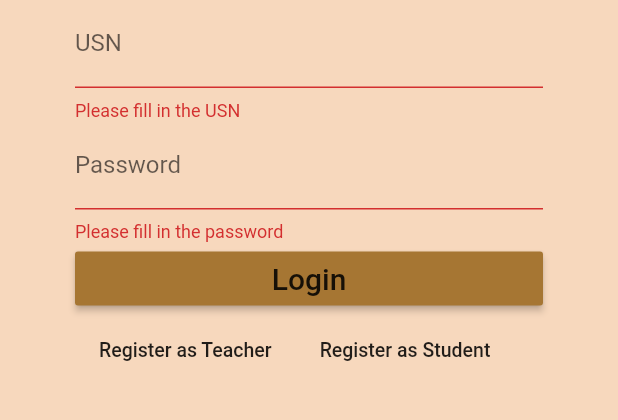
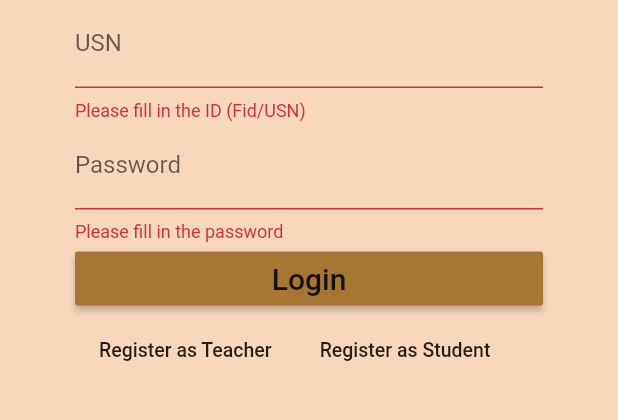
Before and after one commit to KneeShoe/QuiXam-Mobile, a Flutter app: the screen it shows after launch, after a tap on "Login", on a phone screen of 412 x 824 dp, the part 305-725 px from its top. Run offline on Flutter 3.47's test engine with Material 2 defaults, Android fonts, the phone set to English and light mode, and no system bars; our stand-ins replace firebase_auth, firebase_core, firebase_database, splashscreen; accounts and stored records are empty.

Commit message:
Login and Sign-up Pages final done

```diff
--- a/lib/LoginPage.dart
+++ b/lib/LoginPage.dart
@@ -15,37 +15,51 @@ class LoginPage extends StatefulWidget{
 class _LoginPageState extends State<LoginPage>{
     final _scaffoldKey= new GlobalKey<ScaffoldState>();
     final db= FirebaseDatabase.instance;
-    String _usn;
+    String _id;
     String _password;
     String _salt;
     String _hash;
     final formkey = new GlobalKey<FormState>();
 
     void validateAndSubmit() async {
-      PasswordUtils pu=new PasswordUtils();
+      PasswordUtils pu = new PasswordUtils();
       formkey.currentState.save();
-      if(formkey.currentState.validate()) {
-        final ref=db.reference();
+      if (formkey.currentState.validate()) {
+        final ref = db.reference();
         _scaffoldKey.currentState.showSnackBar(
             SnackBar(content: Text("Logging in..."),)
         );
-        final cred= await ref.child("Credentials").orderByChild("usn").equalTo(_usn).once();
-        Map<dynamic, dynamic> values=cred.value;
-        if(cred.value == null){
+        final cred = await ref.child("Credentials").orderByChild("usn").equalTo(
+            _id).once();
+        final cred1 = await ref.child("Credentials")
+            .orderByChild("fid")
+            .equalTo(_id)
+            .once();
+        Map<dynamic, dynamic> values = cred.value;
+        Map<dynamic, dynamic> values1 = cred1.value;
+        if (cred.value == null && cred1.value == null) {
           _scaffoldKey.currentState.showSnackBar(
               SnackBar(content: Text("User does not exist"),)
           );
         }
-        else{
+        else {
+          if (cred.value == null) {
+            values1.forEach((key, value) {
+              _salt = value['salt'];
+              _hash = value['hash'];
+            });
+          }
+          else {
             values.forEach((key, value) {
               _salt = value['salt'];
               _hash = value['hash'];
             });
-          if(pu.verify(_password, _salt, _hash)){
+          }
+            if (pu.verify(_password, _salt, _hash)) {
               _scaffoldKey.currentState.showSnackBar(
-                SnackBar(content: Text("Login Succesful"),)
+                  SnackBar(content: Text("Login Successful"),)
               );
-          }else{
+            } else {
               _scaffoldKey.currentState.showSnackBar(
                   SnackBar(content: Text("Wrong Password"),)
               );
@@ -80,8 +94,8 @@ class _LoginPageState extends State<LoginPage>{
                 children: <Widget> [
                   new Text("QuiXam", textAlign: TextAlign.center, style: TextStyle(fontWeight: FontWeight.bold, fontSize: 40, color: Color.fromRGBO(166 ,118, 51, 1)), ),
                   new TextFormField( decoration: new InputDecoration(labelText: "USN"),
-                                      validator: (value)=> value.isEmpty ? 'Please fill in the USN' : null,
-                                      onSaved: (value) => _usn=value,),
+                                      validator: (value)=> value.isEmpty ? 'Please fill in the ID (Fid/USN)' : null,
+                                      onSaved: (value) => _id=value,),
                   new TextFormField( decoration: new InputDecoration(labelText: "Password"), obscureText: true,
                                       validator: (value)=> value.isEmpty ? 'Please fill in the password' : null,
                                       onSaved: (value) => _password=value,),
```
Also changed, not shown: lib/SReg.dart (+44 -40 lines), lib/TReg.dart (+48 -26 lines). Lines whose indentation alone changed are shown as unchanged.
